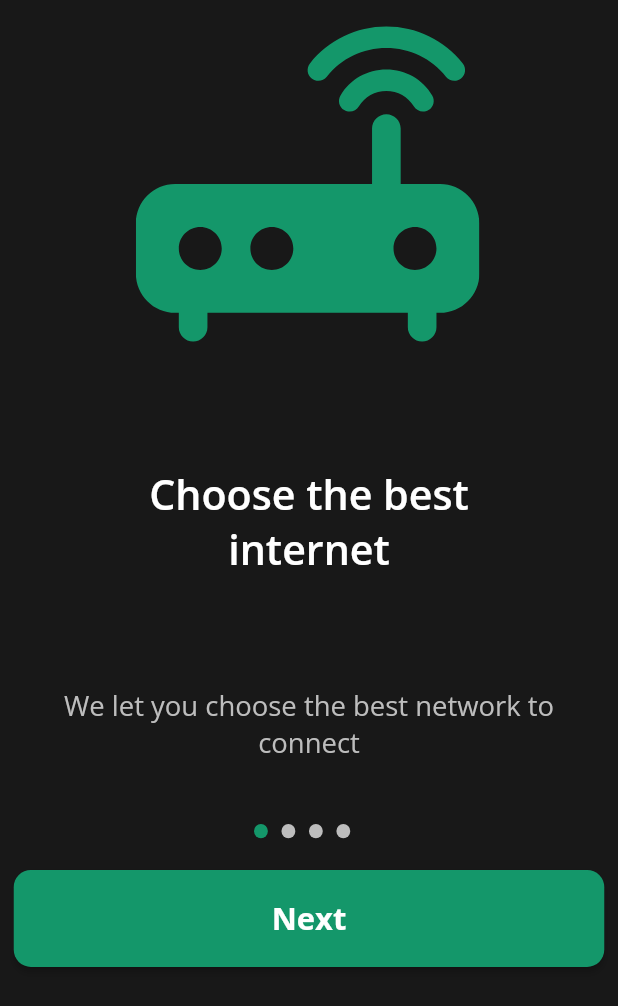
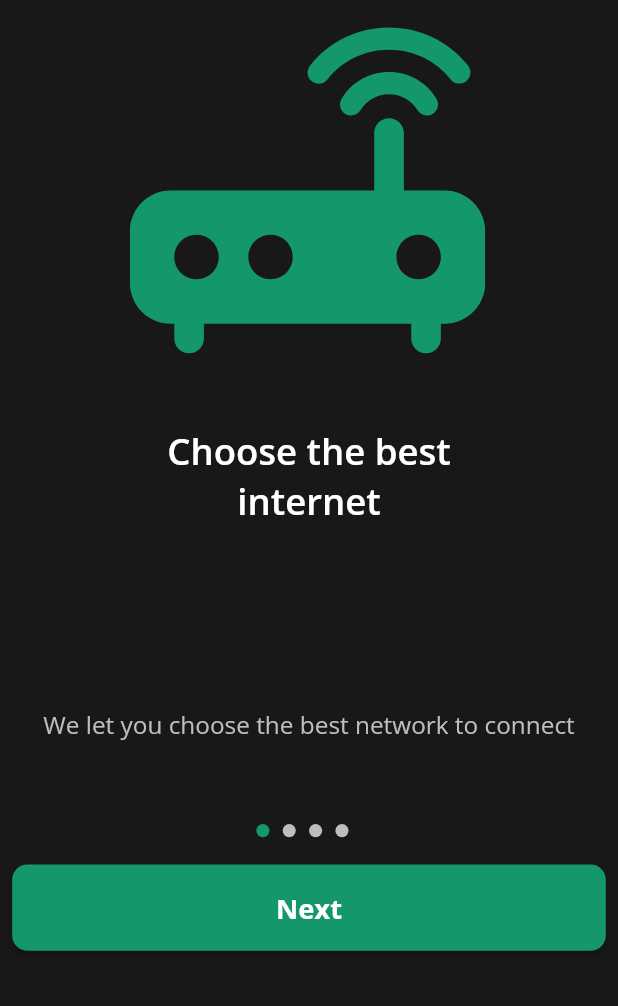
Before and after one commit to xayom1996/wifi_speed_analyzer, a Flutter app: the screen it shows after launch, on a phone screen of 412 x 824 dp. Shown: the top 1006 px of the screen. Run offline on Flutter 3.47's test engine with Material 2 defaults, Android fonts, the phone set to English and light mode, and no system bars; our stand-ins replace device_info, flutter_screenutil, flutter_svg, font_awesome_flutter, get, google_fonts and 2 more; missing offline and left inert: dart_ipify, internet_speed_test, network_info_plus, onboarding, wifi_info_flutter; accounts and stored records are empty; project files that could hold a hidden picture were left out.

Commit message:
some changes

```diff
--- a/lib/main.dart
+++ b/lib/main.dart
@@ -14,7 +14,7 @@ class MyApp extends StatelessWidget {
   @override
   Widget build(BuildContext context) {
     return ScreenUtilInit(
-      designSize: Size(360, 690),
+      designSize: Size(375, 812),
       builder: () => GetMaterialApp(
         debugShowCheckedModeBanner: false,
         theme: appThemeData[AppTheme.RedDark],
--- a/lib/pages/OnBoardingPage.dart
+++ b/lib/pages/OnBoardingPage.dart
@@ -148,11 +148,11 @@ class OnBoardingPage extends StatelessWidget {
     return AnimatedContainer(
         duration: Duration(milliseconds: 100),
         margin: EdgeInsets.only(right: 8.w),
-        height: 8.h,
+        height: 8.w,
         width: 8.w, // current indicator is wider
         decoration: BoxDecoration(
             color: _currentIndex.value != index ? Color(0xffBDBDBD): mainColor,
-            borderRadius: BorderRadius.circular(8),
+            borderRadius: BorderRadius.circular(8.w),
         )
     );
   }
@@ -198,9 +198,13 @@ class ExplanationPage extends StatelessWidget{
             for (var img in localImages)
               Column(
                 children: [
-                  SvgPicture.asset(
-                    img,
-                    height: localImages.length == 1 ? 0.3.sh : 0.15.sh,
+                  Align(
+                    alignment: Alignment.bottomCenter,
+                    child: SvgPicture.asset(
+                      img,
+                      alignment: Alignment.center,
+                      height: localImages.length == 1 ? 252.h : 128.h,
+                    ),
                   ),
                   SizedBox(height: 8.h),
                 ],
@@ -208,8 +212,8 @@ class ExplanationPage extends StatelessWidget{
             SizedBox(height: 20.h),
             Expanded(
               child: Column(
-                crossAxisAlignment: CrossAxisAlignment.center,
-                mainAxisAlignment: MainAxisAlignment.center,
+                // crossAxisAlignment: CrossAxisAlignment.center,
+                // mainAxisAlignment: MainAxisAlignment.center,
                 children: [
                   Container(
                     padding: EdgeInsets.symmetric(horizontal: 8.sp),
```
